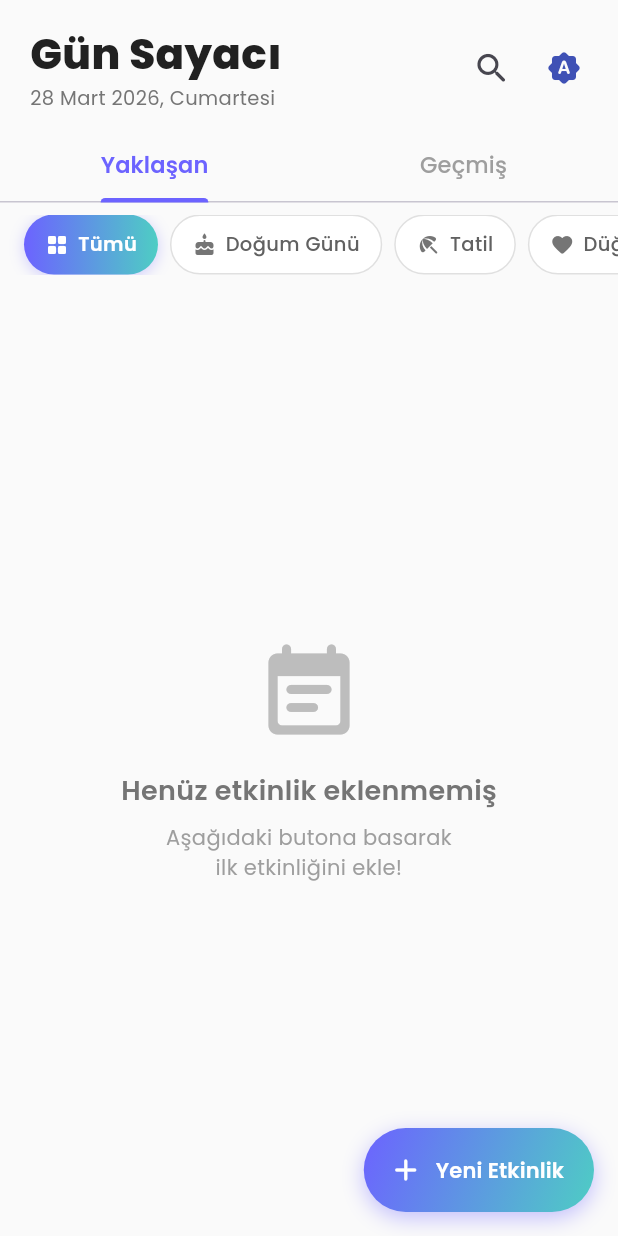
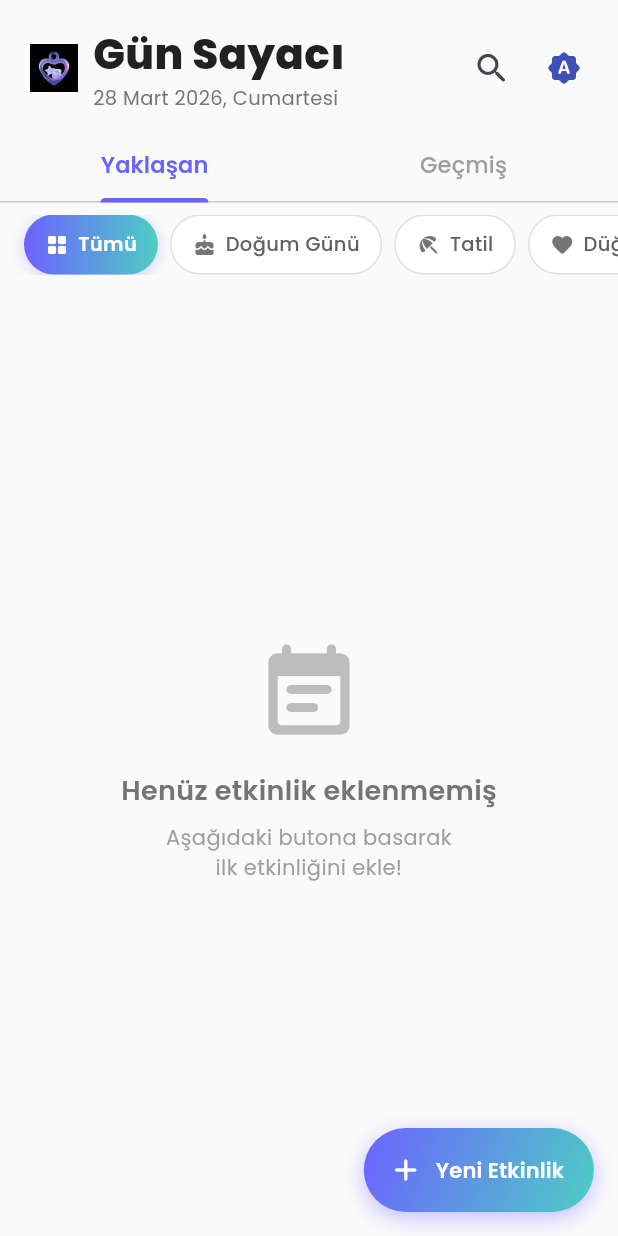
Before and after one commit to h4time/gun-sayaci, a Flutter app: the screen it shows after launch, on a phone screen of 412 x 824 dp. Run offline on Flutter 3.47's test engine with Material 3 defaults, Android fonts, the phone set to English and light mode, and no system bars; drawn by our look-alikes of flutter_animate; our stand-ins replace flutter_local_notifications, google_fonts, hive, hive_flutter, share_plus, shared_preferences and 1 more; accounts and stored records are empty.

Commit message:
fix turkish, images, icon

```diff
--- a/lib/screens/add_event_screen.dart
+++ b/lib/screens/add_event_screen.dart
@@ -110,6 +110,8 @@ class _AddEventSheetState extends State<AddEventSheet> {
                   keyboardType: TextInputType.text,
                   textCapitalization: TextCapitalization.sentences,
                   enableIMEPersonalizedLearning: true,
+                  autocorrect: false,
+                  enableSuggestions: true,
                   onChanged: (_) => setState(() {}),
                   decoration: InputDecoration(
                     hintText: 'Örn: Annemin Doğum Günü',
--- a/lib/screens/home_screen.dart
+++ b/lib/screens/home_screen.dart
@@ -77,6 +77,8 @@ class _HomeScreenState extends State<HomeScreen>
                             style: GoogleFonts.poppins(fontSize: 16),
                             keyboardType: TextInputType.text,
                             textInputAction: TextInputAction.search,
+                            autocorrect: false,
+                            enableSuggestions: true,
                             decoration: InputDecoration(
                               hintText: 'Etkinlik ara...',
                               hintStyle: GoogleFonts.poppins(
@@ -88,7 +90,15 @@ class _HomeScreenState extends State<HomeScreen>
                             onChanged: (val) =>
                                 setState(() => _searchQuery = val),
                           )
-                        : Column(
+                        : Row(
+                            children: [
+                              Image.asset(
+                                'assets/icons/app_icon.png',
+                                width: 32,
+                                height: 32,
+                              ),
+                              const SizedBox(width: 10),
+                              Column(
                                 crossAxisAlignment: CrossAxisAlignment.start,
                                 children: [
                                   Text(
@@ -107,6 +117,8 @@ class _HomeScreenState extends State<HomeScreen>
                                           ? Colors.grey[400]
                                           : Colors.grey[600],
                                     ),
+                                  ),
+                                ],
                               ),
                             ],
                           ),
--- a/lib/theme/app_theme.dart
+++ b/lib/theme/app_theme.dart
@@ -20,8 +20,8 @@ class AppTheme {
     'Doğum Günü': 'assets/images/birthday.jpg',
     'Tatil': 'assets/images/travel.jpg',
     'Düğün/Yıldönümü': 'assets/images/celebration.jpg',
-    'Sınav/İş': 'assets/images/celebration.jpg',
-    'Seyahat': 'assets/images/travel.jpg',
+    'Sınav/İş': 'assets/images/exam.jpg',
+    'Seyahat': 'assets/images/seyahat.jpg',
     'Diğer': 'assets/images/other.jpg',
   };
 
```
Also changed, not shown: pubspec.yaml (+11 -2 lines), assets/icons/app_icon.png (added), assets/images/exam.jpg (added), assets/images/other.jpg, 1 other file. Lines whose indentation alone changed are shown as unchanged.
